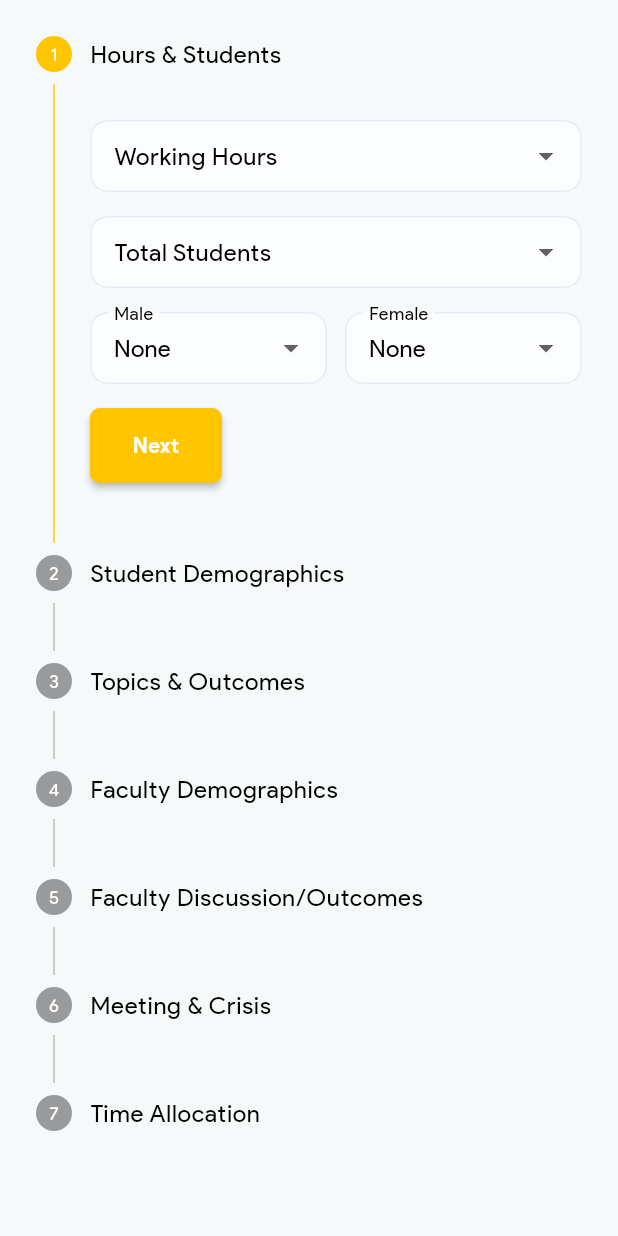
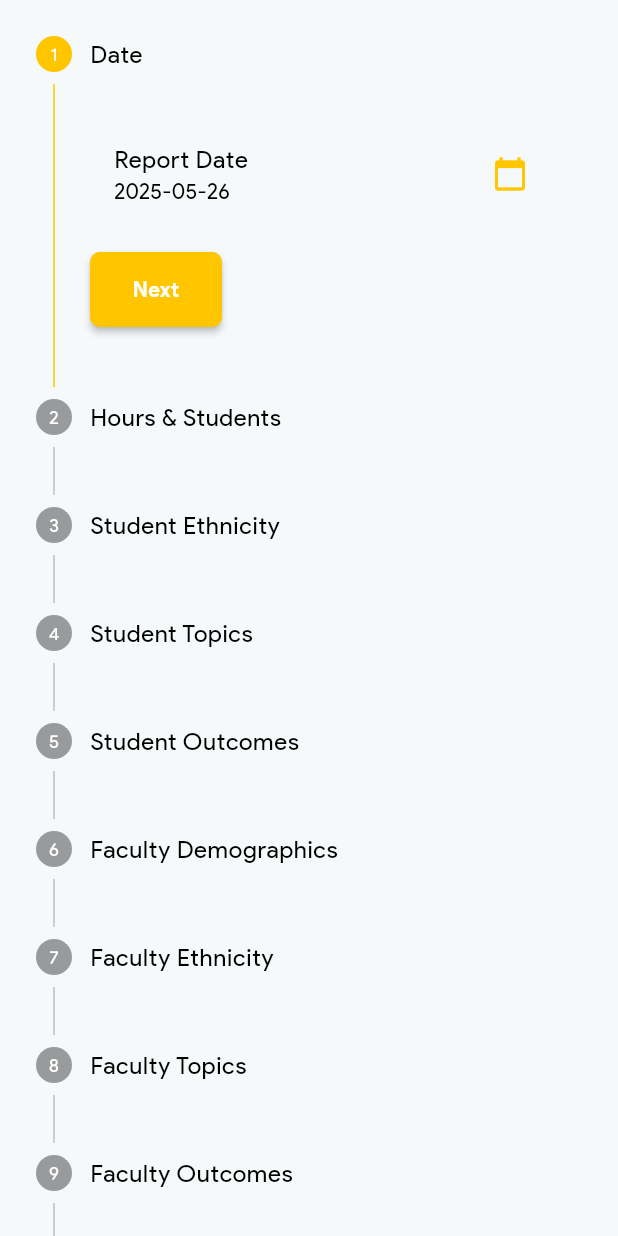
Before and after one commit to Angello-27/nsca_daily, a Flutter app: the DailyReportScreen screen opened directly, on a phone screen of 412 x 824 dp. Run offline on Flutter 3.47's test engine with Material 3 defaults, Android fonts, the phone set to English and light mode, and no system bars; our stand-ins replace cached_network_image, connectivity_plus, html_unescape, image_picker, material_design_icons_flutter, percent_indicator and 7 more; missing offline and left inert: universal_html, vimeo_embed_player; accounts and stored records are empty; network calls fail; statements that could not run were skipped.

Commit message:
ajustando diseño del formulario del reporte diario

```diff
--- a/lib/helpers/report_helpers.dart
+++ b/lib/helpers/report_helpers.dart
@@ -1,4 +1,13 @@
 // lib/helpers/report_helpers.dart
+
+/// Grupo de nivel de educacion de estudiantes
+Map<String, String> getAgeGroups() {
+  return {
+    'elementary': 'Elementary',
+    'intermediate': 'Intermediate',
+    'high_school': 'High School',
+  };
+}
 
 /// Grupo étnico de estudiantes
 Map<String, String> getEthnicGroups() {
@@ -75,7 +84,7 @@ Map<String, String> getDiscussionTopics({bool forTeacher = false}) {
 /// Porcentajes en temas
 Map<String, String> getPercentageOnTopics() {
   return {
-    'topics01': 'Social, emotional mental support',
+    'topics01': 'Social, emotional and mental motivation.',
     'topics02': 'Spiritual support (prayer and scripture references)',
     'topics03': 'Role modelling and mentoring',
     'topics04': 'Educational support',
@@ -97,25 +106,3 @@ Map<String, String> getCrisisTypes() {
     'crisis07': 'Student Abuse',
   };
 }
-
-/// Opciones de calificación (rating)
-Map<String, String> getRatingOptions() {
-  return {
-    'highly_dissatisfied': 'Highly Dissatisfied',
-    'dissatisfied': 'Dissatisfied',
-    'neither': 'Neither Dissatisfied or Satisfied',
-    'satisfied': 'Satisfied',
-    'highly_satisfied': 'Highly Satisfied',
-  };
-}
-
-/// Opciones de recomendación (Net Promoter Score)
-Map<String, String> getRecommendationOptions() {
-  return {
-    'not_at_all_likely': 'Not At All Likely',
-    'not_very_likely': 'Not Very Likely',
-    'somewhat_likely': 'Somewhat Likely',
-    'likely': 'Likely',
-    'highly_likely': 'Highly Likely',
-  };
-}
--- a/lib/screens/account_screen.dart
+++ b/lib/screens/account_screen.dart
@@ -6,7 +6,7 @@ import 'dart:io';
 import 'package:flutter/services.dart';
 
 import '../providers/auth.dart';
-import '../screens/account_remove_screen.dart';
+// import '../screens/account_remove_screen.dart';
 import '../widgets/account_list_tile.dart';
 import '../widgets/custom_text.dart';
 import 'package:connectivity_plus/connectivity_plus.dart';
@@ -243,7 +243,7 @@ class _AccountScreenState extends State<AccountScreen> {
                               elevation: 0.1,
                               child: GestureDetector(
                                 child: const AccountListTile(
-                                  titleText: 'Edit Profile',
+                                  titleText: 'View Profile',
                                   icon: Icons.account_circle,
                                   actionType: 'edit',
                                 ),
@@ -304,7 +304,7 @@ class _AccountScreenState extends State<AccountScreen> {
                             ),
                           ),
                         ),
-                        SizedBox(
+                        /*SizedBox(
                           height: 65,
                           child: Padding(
                             padding: const EdgeInsets.only(left: 10, right: 10),
@@ -327,7 +327,7 @@ class _AccountScreenState extends State<AccountScreen> {
                               ),
                             ),
                           ),
-                        ),
+                        ),*/
                         SizedBox(
                           height: 65,
                           child: Padding(
--- a/lib/screens/daily_report_screen.dart
+++ b/lib/screens/daily_report_screen.dart
@@ -15,20 +15,30 @@ class _DailyReportScreenState extends State<DailyReportScreen> {
 
   // Form keys for each step
   late final List<GlobalKey<FormState>> _stepKeys;
+  late final TextEditingController _totalController;
+
+  // Date
+  DateTime? _reportDate;
 
   // Student data
+  // Hours & students
   int? _workingHours;
-  int? _studentsTotal;
   int? _studentsMale;
   int? _studentsFemale;
-  int? _studentsAge;
-  final Map<String, int> _studentsEthnic = {};
+  int? _studentsTotal;
+  // Student ethnicity
+  String? _studentsAge;
+  final Map<String, int> _studentEthnic = {};
+  // Student topics & outcomes
   final Set<String> _studentTopics = {};
   final Set<String> _studentOutcomes = {};
 
   // Faculty data
+  // Faculty total, breakdown & ethnicity
   int? _facultyTotal;
+  final Map<String, int> _facultyGroups = {};
   final Map<String, int> _facultyEthnic = {};
+  // Faculty topics & outcomes
   final Set<String> _facultyTopics = {};
   final Set<String> _facultyOutcomes = {};
 
@@ -44,13 +54,32 @@ class _DailyReportScreenState extends State<DailyReportScreen> {
   void initState() {
     super.initState();
     // Initialize one key per step
-    _stepKeys = List.generate(7, (_) => GlobalKey<FormState>());
+    _reportDate = DateTime.now();
+    _totalController = TextEditingController(text: '0');
+    _stepKeys = List.generate(11, (_) => GlobalKey<FormState>());
+  }
+
+  @override
+  void dispose() {
+    _totalController.dispose();
+    super.dispose();
+  }
+
+  void _pickDate() async {
+    final d = await showDatePicker(
+      context: context,
+      initialDate: _reportDate!,
+      firstDate: DateTime(2020),
+      lastDate: DateTime.now(),
+    );
+    if (d != null) setState(() => _reportDate = d);
   }
 
   void _onStepContinue() {
     if (_currentStep < _steps.length - 1) {
       // Validate only current step
-      if (_stepKeys[_currentStep].currentState!.validate()) {
+      final form = _stepKeys[_currentStep].currentState;
+      if (form == null || form.validate()) {
         setState(() => _currentStep += 1);
       }
     } else {
@@ -63,6 +92,14 @@ class _DailyReportScreenState extends State<DailyReportScreen> {
 
   void _onStepCancel() {
     if (_currentStep > 0) setState(() => _currentStep -= 1);
+  }
+
+  void _updateTotals() {
+    final sum = (_studentsMale ?? 0) + (_studentsFemale ?? 0);
+    setState(() {
+      _studentsTotal = sum;
+      _totalController.text = '$sum';
+    });
   }
 
   InputDecoration _inputDecoration(String label) {
@@ -78,8 +115,27 @@ class _DailyReportScreenState extends State<DailyReportScreen> {
     );
   }
 
+  // Step builders
+  Widget _buildStep0Date() => Form(
+    key: _stepKeys[0],
+    child: Padding(
+      padding: const EdgeInsets.only(top: 8.0),
+      child: ListTile(
+        title: const Text('Report Date'),
+        subtitle: Text(
+          '${_reportDate!.year}-${_reportDate!.month.toString().padLeft(2, '0')}-${_reportDate!.day.toString().padLeft(2, '0')}',
+        ),
+        trailing: IconButton(
+          icon: const Icon(Icons.calendar_today),
+          color: kPrimaryColor,
+          onPressed: _pickDate,
+        ),
+      ),
+    ),
+  );
+
   Widget _buildStep1Hours() => Form(
-    key: _stepKeys[0],
+    key: _stepKeys[1],
     child: Padding(
       padding: const EdgeInsets.only(top: 8.0),
       child: Column(
@@ -89,22 +145,11 @@ class _DailyReportScreenState extends State<DailyReportScreen> {
             decoration: _inputDecoration('Working Hours'),
             items:
                 List.generate(12, (i) => i + 1)
-                    .map((v) => DropdownMenuItem(value: v, child: Text('$v')))
+                    .map((h) => DropdownMenuItem(value: h, child: Text('$h')))
                     .toList(),
             value: _workingHours,
             onChanged: (v) => setState(() => _workingHours = v),
             validator: (v) => v == null ? 'Please select hours' : null,
-          ),
-          const SizedBox(height: 16),
-          DropdownButtonFormField<int>(
-            decoration: _inputDecoration('Total Students'),
-            items:
-                List.generate(50, (i) => i + 1)
-                    .map((v) => DropdownMenuItem(value: v, child: Text('$v')))
-                    .toList(),
-            value: _studentsTotal,
-            onChanged: (v) => setState(() => _studentsTotal = v),
-            validator: (v) => v == null ? 'Please select total' : null,
           ),
           const SizedBox(height: 16),
           Row(
@@ -113,7 +158,6 @@ class _DailyReportScreenState extends State<DailyReportScreen> {
                 child: DropdownButtonFormField<int?>(
                   decoration: _inputDecoration('Male'),
                   items: [
-                    // Opción vacía:
                     const DropdownMenuItem<int?>(
                       value: null,
                       child: Text('None'),
@@ -124,26 +168,17 @@ class _DailyReportScreenState extends State<DailyReportScreen> {
                     ).map((v) => DropdownMenuItem(value: v, child: Text('$v'))),
                   ],
                   value: _studentsMale,
-                  onChanged: (v) => setState(() => _studentsMale = v),
-                  validator: (v) {
-                    final total = _studentsTotal;
-                    final female = _studentsFemale;
-                    // 1) Total obligatorio
-                    if (total == null) return 'Select total first';
-                    // 2) Caso “todos mujeres”: male puede ser null si female == total
-                    if (v == null && female == total) return null;
-                    // 3) Ambos no nulos: suma debe coincidir
-                    if (v != null && female != null) {
-                      return (v + female == total)
-                          ? null
-                          : 'Male + Female must equal total';
+                  onChanged: (v) {
+                    setState(() {
+                      _studentsMale = v;
+                      _updateTotals();
+                    });
+                  },
+                  validator: (_) {
+                    if (_studentsMale == null && _studentsFemale == null) {
+                      return 'Select male or female';
                     }
-                    // 4) Caso “todos hombres”: male == total
-                    if (v != null && female == null) {
-                      return (v == total) ? null : 'Sum must equal total';
-                    }
-                    // 5) Si llegamos aquí, falta info de ambos o suma incorrecta
-                    return 'Required or match total';
+                    return null;
                   },
                 ),
               ),
@@ -152,7 +187,6 @@ class _DailyReportScreenState extends State<DailyReportScreen> {
                 child: DropdownButtonFormField<int?>(
                   decoration: _inputDecoration('Female'),
                   items: [
-                    // Opción vacía:
                     const DropdownMenuItem<int?>(
                       value: null,
                       child: Text('None'),
@@ -163,43 +197,48 @@ class _DailyReportScreenState extends State<DailyReportScreen> {
                     ).map((v) => DropdownMenuItem(value: v, child: Text('$v'))),
                   ],
                   value: _studentsFemale,
-                  onChanged: (v) => setState(() => _studentsFemale = v),
-                  validator: (v) {
-                    final total = _studentsTotal;
-                    final male = _studentsMale;
-                    if (total == null) return 'Select total first';
-                    if (v == null && male == total) return null;
-                    if (v != null && male != null) {
-                      return (v + male == total)
-                          ? null
-                          : 'Male + Female must equal total';
+                  onChanged: (v) {
+                    setState(() {
+                      _studentsFemale = v;
+                      _updateTotals();
+                    });
+                  },
+                  validator: (_) {
+                    if (_studentsMale == null && _studentsFemale == null) {
+                      return 'Select male or female';
                     }
-                    if (v != null && male == null) {
-                      return (v == total) ? null : 'Sum must equal total';
-                    }
-                    return 'Required or match total';
+                    return null;
                   },
                 ),
               ),
             ],
+          ),
+          const SizedBox(height: 16),
+          TextFormField(
+            readOnly: true,
+            controller: _totalController,
+            decoration: _inputDecoration('Total Students'),
           ),
         ],
       ),
     ),
   );
 
-  Widget _buildStep2Ethnicity() => Form(
-    key: _stepKeys[1],
+  Widget _buildStep2StudentEthnic() => Form(
+    key: _stepKeys[2],
     child: Padding(
       padding: const EdgeInsets.only(top: 8.0),
       child: Column(
         crossAxisAlignment: CrossAxisAlignment.start,
         children: [
-          DropdownButtonFormField<int>(
+          DropdownButtonFormField<String>(
             decoration: _inputDecoration('Average Age'),
             items:
-                List.generate(16, (i) => i + 5)
-                    .map((v) => DropdownMenuItem(value: v, child: Text('$v')))
+                getAgeGroups().entries
+                    .map(
+                      (e) =>
+                          DropdownMenuItem(value: e.key, child: Text(e.value)),
+                    )
                     .toList(),
             value: _studentsAge,
             onChanged: (v) => setState(() => _studentsAge = v),
@@ -217,19 +256,16 @@ class _DailyReportScreenState extends State<DailyReportScreen> {
                 decoration: _inputDecoration(e.value),
                 items: [
                   // Opción vacía:
-                  const DropdownMenuItem<int?>(
-                    value: null,
-                    child: Text('None'),
-                  ),
+                  const DropdownMenuItem<int?>(value: 0, child: Text('None')),
                   ...List.generate(
                     50,
                     (i) => i + 1,
                   ).map((v) => DropdownMenuItem(value: v, child: Text('$v'))),
                 ],
-                value: _studentsEthnic[e.key],
-                onChanged: (v) => setState(() => _studentsEthnic[e.key] = v!),
+                value: _studentEthnic[e.key],
+                onChanged: (v) => setState(() => _studentEthnic[e.key] = v!),
                 validator: (v) {
-                  final sum = _studentsEthnic.values.fold(0, (s, x) => s + x);
+                  final sum = _studentEthnic.values.fold(0, (s, x) => s + x);
                   return sum == (_studentsTotal ?? 0)
                       ? null
                       : 'Sum must equal total';
@@ -243,10 +279,8 @@ class _DailyReportScreenState extends State<DailyReportScreen> {
     ),
   );
 
-  Widget _buildStep3Topics() => Form(
-    key: _stepKeys[2],
-    child: Padding(
-      padding: const EdgeInsets.only(top: 8.0),
+  Widget _buildStep3StudentTopics() => Form(
+    key: _stepKeys[3],
     child: Column(
       crossAxisAlignment: CrossAxisAlignment.start,
       children: [
@@ -254,7 +288,7 @@ class _DailyReportScreenState extends State<DailyReportScreen> {
           mainAxisAlignment: MainAxisAlignment.spaceBetween,
           children: [
             const Text(
-                'Discussion Topics',
+              'Mark all topics',
               style: TextStyle(fontWeight: FontWeight.w600),
             ),
             Checkbox(
@@ -306,12 +340,20 @@ class _DailyReportScreenState extends State<DailyReportScreen> {
                 : const SizedBox.shrink();
           },
         ),
-          const Divider(),
+      ],
+    ),
+  );
+
+  Widget _buildStep4StudentOutcomes() => Form(
+    key: _stepKeys[4],
+    child: Column(
+      crossAxisAlignment: CrossAxisAlignment.start,
+      children: [
         Row(
           mainAxisAlignment: MainAxisAlignment.spaceBetween,
           children: [
             const Text(
-                'Outcomes',
+              'Mark all outcomes',
               style: TextStyle(fontWeight: FontWeight.w600),
             ),
             Checkbox(
@@ -365,11 +407,10 @@ class _DailyReportScreenState extends State<DailyReportScreen> {
         ),
       ],
     ),
-    ),
   );
 
-  Widget _buildStep4Faculty() => Form(
-    key: _stepKeys[3],
+  Widget _buildStep5Faculty() => Form(
+    key: _stepKeys[5],
     child: Padding(
       padding: const EdgeInsets.only(top: 8.0),
       child: Column(
@@ -386,16 +427,54 @@ class _DailyReportScreenState extends State<DailyReportScreen> {
             validator: (v) => v == null ? 'Select total' : null,
           ),
           const SizedBox(height: 16),
+          const Text(
+            'Breakdown by Role:',
+            style: TextStyle(fontWeight: FontWeight.w600),
+          ),
+          const Divider(),
           ...getFacultyOrStaffGroups().entries.expand<Widget>(
             (e) => [
               DropdownButtonFormField<int?>(
                 decoration: _inputDecoration(e.value),
                 items: [
                   // Opción vacía:
-                  const DropdownMenuItem<int?>(
-                    value: null,
-                    child: Text('None'),
+                  const DropdownMenuItem<int?>(value: 0, child: Text('None')),
+                  ...List.generate(
+                    50,
+                    (i) => i + 1,
+                  ).map((v) => DropdownMenuItem(value: v, child: Text('$v'))),
+                ],
+                value: _facultyGroups[e.key],
+                onChanged: (v) => setState(() => _facultyGroups[e.key] = v!),
+                validator: (v) {
+                  final sum = _facultyGroups.values.fold(0, (s, x) => s + x);
+                  return sum == (_facultyTotal ?? 0)
+                      ? null
+                      : 'Sum must equal total';
+                },
               ),
+              const SizedBox(height: 16),
+            ],
+          ),
+        ],
+      ),
+    ),
+  );
+
+  Widget _buildStep6FacultyEthnic() => Form(
+    key: _stepKeys[6],
+    child: Padding(
+      padding: const EdgeInsets.only(top: 8.0),
+      child: Column(
+        crossAxisAlignment: CrossAxisAlignment.start,
+        children: [
+          ...getEthnicGroups().entries.expand<Widget>(
+            (e) => [
+              DropdownButtonFormField<int?>(
+                decoration: _inputDecoration(e.value),
+                items: [
+                  // Opción vacía:
+                  const DropdownMenuItem<int?>(value: 0, child: Text('None')),
                   ...List.generate(
                     50,
                     (i) => i + 1,
@@ -418,10 +497,8 @@ class _DailyReportScreenState extends State<DailyReportScreen> {
     ),
   );
 
-  Widget _buildStep5FacultyTopics() => Form(
-    key: _stepKeys[4],
-    child: Padding(
-      padding: const EdgeInsets.only(top: 8.0),
+  Widget _buildStep7FacultyTopics() => Form(
+    key: _stepKeys[7],
     child: Column(
       crossAxisAlignment: CrossAxisAlignment.start,
       children: [
@@ -429,7 +506,7 @@ class _DailyReportScreenState extends State<DailyReportScreen> {
           mainAxisAlignment: MainAxisAlignment.spaceBetween,
           children: [
             const Text(
-                'Discussion Topics',
+              'Mark all topics',
               style: TextStyle(fontWeight: FontWeight.w600),
             ),
             Checkbox(
@@ -481,12 +558,20 @@ class _DailyReportScreenState extends State<DailyReportScreen> {
                 : const SizedBox.shrink();
           },
         ),
-          const Divider(),
+      ],
+    ),
+  );
+
+  Widget _buildStep8FacultyOutcomes() => Form(
+    key: _stepKeys[8],
+    child: Column(
+      crossAxisAlignment: CrossAxisAlignment.start,
+      children: [
         Row(
           mainAxisAlignment: MainAxisAlignment.spaceBetween,
           children: [
             const Text(
-                'Faculty Outcomes',
+              'Mark all outcomes',
               style: TextStyle(fontWeight: FontWeight.w600),
             ),
             Checkbox(
@@ -540,11 +625,10 @@ class _DailyReportScreenState extends State<DailyReportScreen> {
         ),
       ],
     ),
-    ),
   );
 
-  Widget _buildStep6MeetingCrisis() => Form(
-    key: _stepKeys[5],
+  Widget _buildStep9MeetingCrisis() => Form(
+    key: _stepKeys[9],
     child: Padding(
       padding: const EdgeInsets.only(top: 8.0),
       child: Column(
@@ -629,8 +713,8 @@ class _DailyReportScreenState extends State<DailyReportScreen> {
     ),
   );
 
-  Widget _buildStep7TimeAllocation() => Form(
-    key: _stepKeys[6],
+  Widget _buildStep10TimeAllocation() => Form(
+    key: _stepKeys[10],
     child: Padding(
       padding: const EdgeInsets.only(top: 8.0),
       child: Column(
@@ -665,46 +749,69 @@ class _DailyReportScreenState extends State<DailyReportScreen> {
 
   List<Step> get _steps => [
     Step(
+      title: const Text('Date'),
+      content: _buildStep0Date(),
+      isActive: _currentStep >= 0,
+    ),
+    Step(
       title: const Text('Hours & Students'),
       content: _buildStep1Hours(),
-      isActive: _currentStep >= 0,
-      state: _currentStep > 0 ? StepState.complete : StepState.indexed,
-    ),
-    Step(
-      title: const Text('Student Demographics'),
-      content: _buildStep2Ethnicity(),
       isActive: _currentStep >= 1,
       state: _currentStep > 1 ? StepState.complete : StepState.indexed,
     ),
     Step(
-      title: const Text('Topics & Outcomes'),
-      content: _buildStep3Topics(),
+      title: const Text('Student Ethnicity'),
+      content: _buildStep2StudentEthnic(),
       isActive: _currentStep >= 2,
       state: _currentStep > 2 ? StepState.complete : StepState.indexed,
     ),
     Step(
-      title: const Text('Faculty Demographics'),
-      content: _buildStep4Faculty(),
+      title: const Text('Student Topics'),
+      content: _buildStep3StudentTopics(),
       isActive: _currentStep >= 3,
       state: _currentStep > 3 ? StepState.complete : StepState.indexed,
     ),
     Step(
-      title: const Text('Faculty Discussion/Outcomes'),
-      content: _buildStep5FacultyTopics(),
+      title: const Text('Student Outcomes'),
+      content: _buildStep4StudentOutcomes(),
       isActive: _currentStep >= 4,
       state: _currentStep > 4 ? StepState.complete : StepState.indexed,
     ),
     Step(
-      title: const Text('Meeting & Crisis'),
-      content: _buildStep6MeetingCrisis(),
+      title: const Text('Faculty Demographics'),
+      content: _buildStep5Faculty(),
       isActive: _currentStep >= 5,
       state: _currentStep > 5 ? StepState.complete : StepState.indexed,
     ),
     Step(
-      title: const Text('Time Allocation'),
-      content: _buildStep7TimeAllocation(),
+      title: const Text('Faculty Ethnicity'),
+      content: _buildStep6FacultyEthnic(),
       isActive: _currentStep >= 6,
       state: _currentStep > 6 ? StepState.complete : StepState.indexed,
+    ),
+    Step(
+      title: const Text('Faculty Topics'),
+      content: _buildStep7FacultyTopics(),
+      isActive: _currentStep >= 7,
+      state: _currentStep > 7 ? StepState.complete : StepState.indexed,
+    ),
+    Step(
+      title: const Text('Faculty Outcomes'),
+      content: _buildStep8FacultyOutcomes(),
+      isActive: _currentStep >= 8,
+      state: _currentStep > 8 ? StepState.complete : StepState.indexed,
+    ),
+    Step(
+      title: const Text('Meeting & Crisis'),
+      content: _buildStep9MeetingCrisis(),
+      isActive: _currentStep >= 9,
+      state: _currentStep > 9 ? StepState.complete : StepState.indexed,
+    ),
+    Step(
+      title: const Text('Time Allocation'),
+      content: _buildStep10TimeAllocation(),
+      isActive: _currentStep >= 10,
+      state: _currentStep > 10 ? StepState.complete : StepState.indexed,
     ),
   ];
 
--- a/lib/screens/edit_profile_screen.dart
+++ b/lib/screens/edit_profile_screen.dart
@@ -341,7 +341,7 @@ class _EditProfileScreenState extends State<EditProfileScreen> {
                                     },
                                   ),
                                   const SizedBox(height: 15),
-                                  SizedBox(
+                                  /*SizedBox(
                                     width: double.infinity,
                                     child:
                                         _isLoading
@@ -384,7 +384,7 @@ class _EditProfileScreenState extends State<EditProfileScreen> {
                                                 ),
                                               ),
                                             ),
-                                  ),
+                                  ),*/
                                 ],
                               ),
                             ),
```
Lines whose indentation alone changed are shown as unchanged.
